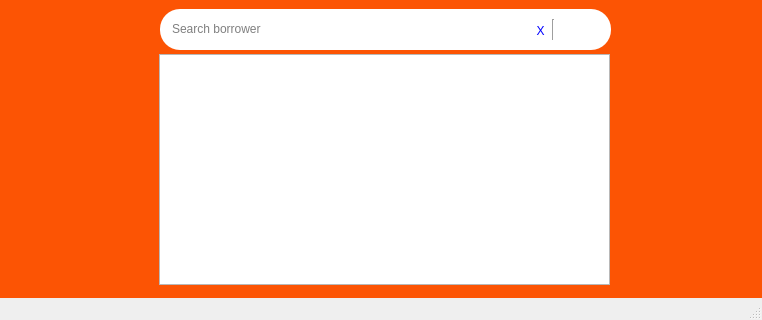
Qt form UI File/mainwin.ui (edenroseFR/Personalized-Lending-System) before a commit; both pictures show x 0 to 762 and y 181 to 501 of the 762 by 501 pixel window.
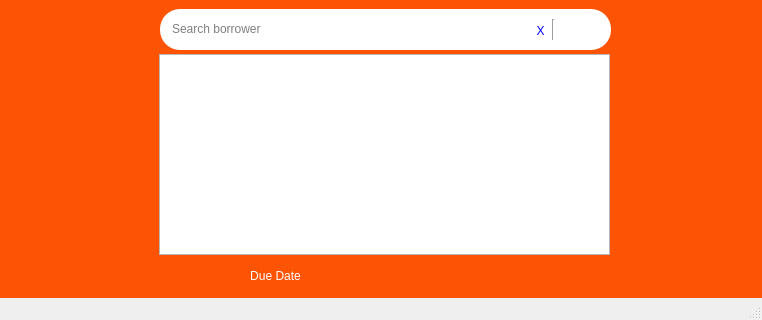
The same form after that commit. Icons and pictures are not drawn.

Diff of the .ui file:
```diff
--- a/UI File/mainwin.ui
+++ b/UI File/mainwin.ui
@@ -435,7 +435,7 @@
        <x>159</x>
        <y>245</y>
        <width>451</width>
-       <height>231</height>
+       <height>201</height>
       </rect>
      </property>
      <property name="inputMethodHints">
```
Left out of the diff: 34 changed lines with no effect on the pictures.
